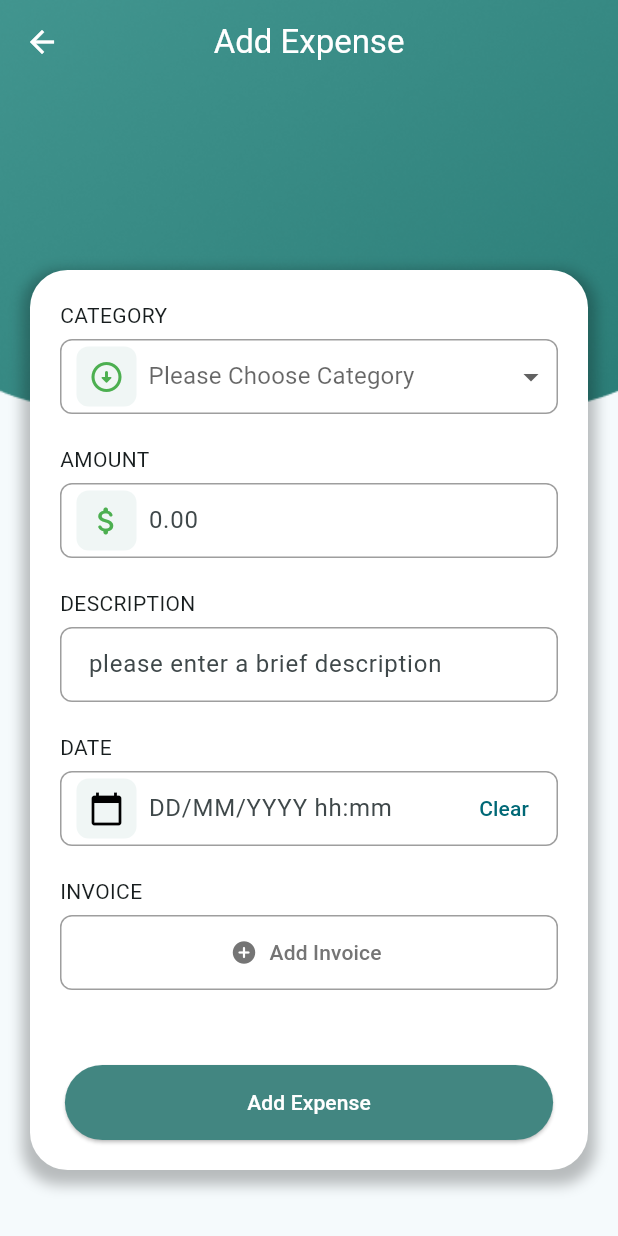
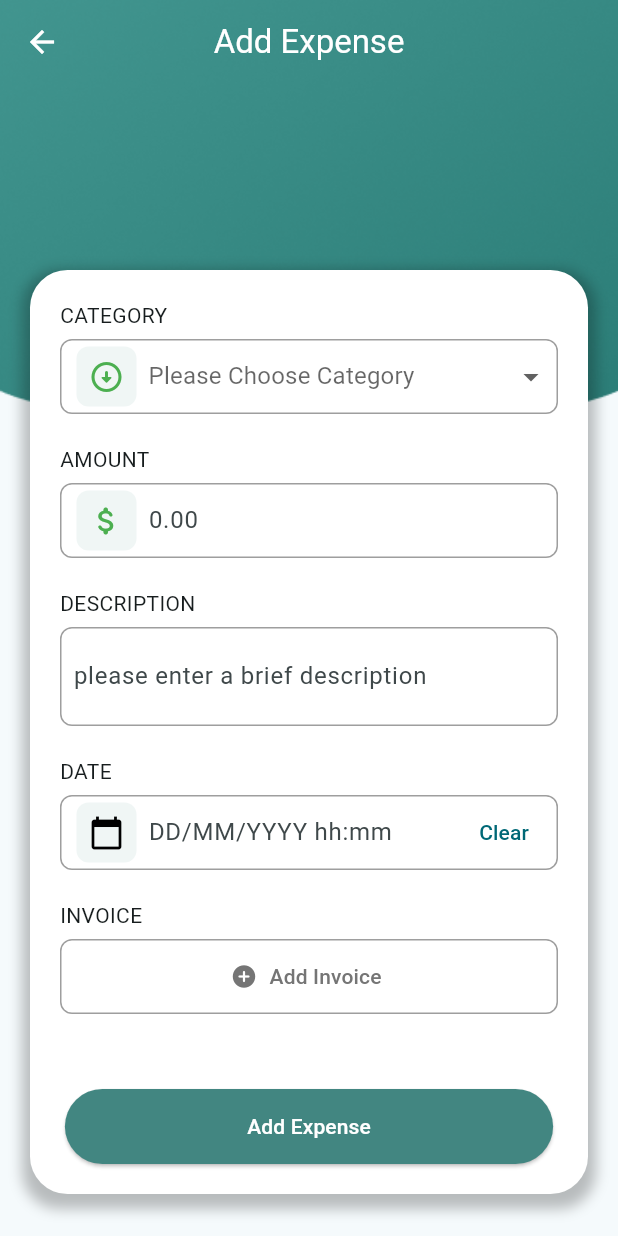
Before and after one commit to Rei0Ni/budgetnate, a Flutter app: the AddExpensePage screen opened directly, on a phone screen of 412 x 824 dp. Run offline on Flutter 3.47's test engine with Material 3 defaults, Android fonts, the phone set to English and light mode, and no system bars; our stand-ins replace cookie_jar, dio, dio_cookie_manager, shared_preferences; accounts and stored records are empty; network calls fail.

Commit message:
modified:   lib/Pages/Main/AddExpense.dart 	modified:   lib/Pages/Main/AddIncome.dart

```diff
--- a/lib/Pages/Main/AddExpense.dart
+++ b/lib/Pages/Main/AddExpense.dart
@@ -204,8 +204,7 @@ class _AddExpensePageState extends State<AddExpensePage> {
                                   ),
                                 ),
                                 Container(
-                                  padding:
-                                      const EdgeInsets.fromLTRB(10, 0, 5, 0),
+                                  padding: const EdgeInsets.all(8),
                                   decoration: BoxDecoration(
                                     border: Border.all(
                                       color: Colors.grey,
@@ -213,9 +212,6 @@ class _AddExpensePageState extends State<AddExpensePage> {
                                     ),
                                     borderRadius: BorderRadius.circular(8),
                                   ),
-                                  child: Expanded(
-                                    child: Padding(
-                                      padding: const EdgeInsets.only(left: 8),
                                   child: TextField(
                                     controller: _descriptionController,
                                     keyboardType: TextInputType.multiline,
@@ -226,8 +222,6 @@ class _AddExpensePageState extends State<AddExpensePage> {
                                       hintStyle: TextStyle(
                                           fontWeight: FontWeight.normal),
                                       border: InputBorder.none,
-                                        ),
-                                      ),
                                     ),
                                   ),
                                 ),
```
Also changed, not shown: lib/Pages/Main/AddIncome.dart (+1 -7 lines). Lines whose indentation alone changed are shown as unchanged.
